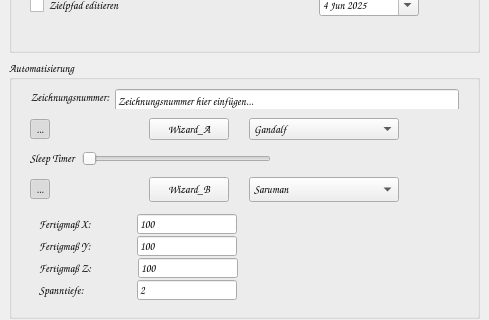
Before: the Qt Designer form UI/frm_main_window.ui in dampfwolke/blankmaker, drawn with Qt 5; both pictures show x 0 to 489 and y 335 to 655 of the 489 by 966 pixel window.
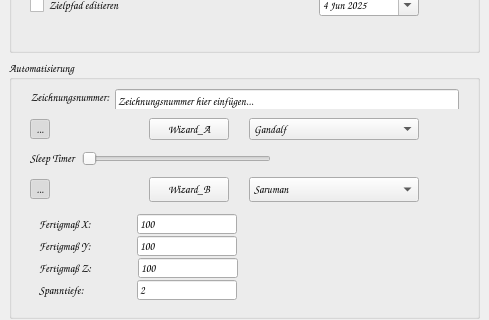
After: the same form once the commit is applied.

Commit message: reihenfolge der prüfungsabfragen geändert in autoesprit_a.py

What changed in the file:
```diff
--- a/UI/frm_main_window.ui
+++ b/UI/frm_main_window.ui
@@ -1976,13 +1976,13 @@
            <widget class="QComboBox" name="cb_auto_option_a">
             <property name="minimumSize">
              <size>
-              <width>150</width>
+              <width>170</width>
               <height>20</height>
              </size>
             </property>
             <property name="maximumSize">
              <size>
-              <width>200</width>
+              <width>205</width>
               <height>25</height>
              </size>
             </property>
@@ -2256,13 +2256,13 @@
            <widget class="QComboBox" name="cb_auto_option_b">
             <property name="minimumSize">
              <size>
-              <width>150</width>
+              <width>170</width>
               <height>20</height>
              </size>
             </property>
             <property name="maximumSize">
              <size>
-              <width>200</width>
+              <width>205</width>
               <height>25</height>
              </size>
             </property>
```
The commit also changes 2 other files.
